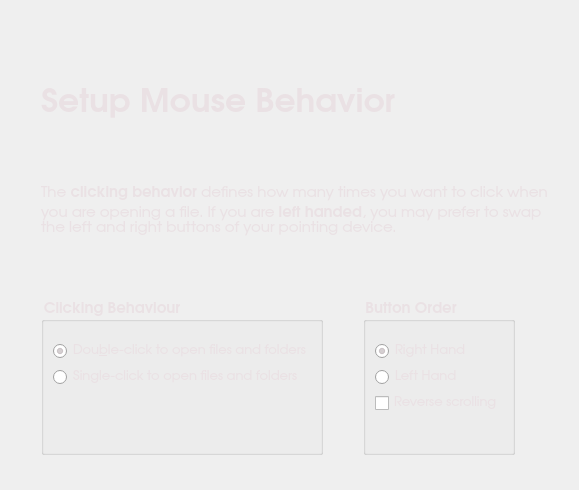
Above: kde/kaptan/src/gui/mouseWidget.ui from pars-linux/uludag before the change. Below: the same form after it.
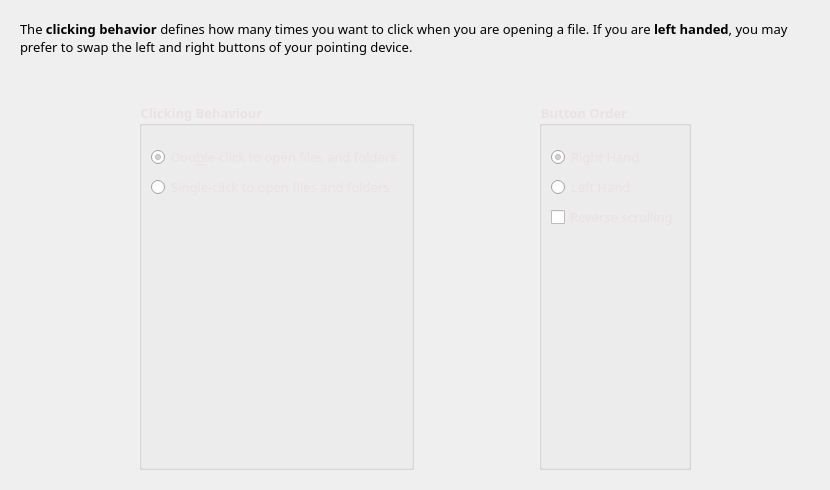
That is the form after the change.

What changed in the file:
```diff
--- a/kde/kaptan/src/gui/mouseWidget.ui
+++ b/kde/kaptan/src/gui/mouseWidget.ui
@@ -6,7 +6,7 @@
    <rect>
     <x>0</x>
     <y>0</y>
-    <width>579</width>
+    <width>830</width>
     <height>490</height>
    </rect>
   </property>
@@ -17,129 +17,37 @@
    <string notr="true"/>
   </property>
   <layout class="QGridLayout" name="gridLayout_3">
-   <item row="1" column="1">
+   <property name="margin">
+    <number>20</number>
+   </property>
+   <item row="2" column="0">
     <layout class="QVBoxLayout" name="verticalLayout">
-     <item>
-      <layout class="QVBoxLayout" name="verticalLayout_4">
-       <item>
-        <spacer name="verticalSpacer_9">
-         <property name="orientation">
-          <enum>Qt::Vertical</enum>
-         </property>
-         <property name="sizeType">
-          <enum>QSizePolicy::Fixed</enum>
-         </property>
-         <property name="sizeHint" stdset="0">
-          <size>
-           <width>10</width>
-           <height>40</height>
-          </size>
-         </property>
-        </spacer>
-       </item>
-       <item>
-        <widget class="QLabel" name="label">
-         <property name="sizePolicy">
-          <sizepolicy hsizetype="Fixed" vsizetype="Fixed">
-           <horstretch>0</horstretch>
-           <verstretch>0</verstretch>
-          </sizepolicy>
-         </property>
-         <property name="minimumSize">
-          <size>
-           <width>0</width>
-           <height>50</height>
-          </size>
-         </property>
-         <property name="font">
-          <font>
-           <family>URW Gothic L</family>
-           <pointsize>25</pointsize>
-           <weight>75</weight>
-           <bold>true</bold>
-          </font>
-         </property>
-         <property name="styleSheet">
-          <string>color: rgb(234, 225, 228);</string>
-         </property>
-         <property name="text">
-          <string>Setup Mouse Behavior</string>
-         </property>
-        </widget>
-       </item>
-      </layout>
-     </item>
-     <item>
-      <spacer name="verticalSpacer">
-       <property name="orientation">
-        <enum>Qt::Vertical</enum>
-       </property>
-       <property name="sizeType">
-        <enum>QSizePolicy::Fixed</enum>
-       </property>
-       <property name="sizeHint" stdset="0">
-        <size>
-         <width>20</width>
-         <height>50</height>
-        </size>
-       </property>
-      </spacer>
-     </item>
-     <item>
-      <layout class="QHBoxLayout" name="horizontalLayout">
-       <item>
-        <widget class="QLabel" name="labelMouseDesc">
-         <property name="minimumSize">
-          <size>
-           <width>300</width>
-           <height>0</height>
-          </size>
-         </property>
-         <property name="font">
-          <font>
-           <family>URW Gothic L</family>
-           <pointsize>11</pointsize>
-          </font>
-         </property>
-         <property name="styleSheet">
-          <string notr="true">color: rgb(234, 225, 228);</string>
-         </property>
-         <property name="text">
-          <string>The &lt;b&gt;clicking behavior&lt;/b&gt; defines how many times you want to click when you are opening a file. If you are &lt;b&gt;left handed&lt;/b&gt;, you may prefer to swap the left and right buttons of your pointing device.</string>
-         </property>
-         <property name="wordWrap">
-          <bool>true</bool>
-         </property>
-        </widget>
-       </item>
-      </layout>
-     </item>
-     <item>
-      <spacer name="verticalSpacer_4">
-       <property name="orientation">
-        <enum>Qt::Vertical</enum>
-       </property>
-       <property name="sizeType">
-        <enum>QSizePolicy::Fixed</enum>
-       </property>
-       <property name="sizeHint" stdset="0">
-        <size>
-         <width>20</width>
-         <height>50</height>
-        </size>
-       </property>
-      </spacer>
-     </item>
      <item>
       <layout class="QHBoxLayout" name="horizontalLayout_2">
+       <item>
+        <spacer name="horizontalSpacer_3">
+         <property name="orientation">
+          <enum>Qt::Horizontal</enum>
+         </property>
+         <property name="sizeType">
+          <enum>QSizePolicy::Expanding</enum>
+         </property>
+         <property name="sizeHint" stdset="0">
+          <size>
+           <width>20</width>
+           <height>20</height>
+          </size>
+         </property>
+        </spacer>
+       </item>
        <item>
         <layout class="QVBoxLayout" name="verticalLayout_2">
          <item>
           <widget class="QGroupBox" name="groupBoxClickBehaviour">
            <property name="font">
             <font>
-             <family>URW Gothic L</family>
-             <pointsize>11</pointsize>
+             <family>Sans Serif</family>
+             <pointsize>10</pointsize>
              <weight>75</weight>
              <bold>true</bold>
             </font>
@@ -164,7 +72,7 @@
              <widget class="QRadioButton" name="DoubleClick">
               <property name="font">
                <font>
-                <family>URW Gothic L</family>
+                <family>Sans Serif</family>
                 <pointsize>10</pointsize>
                 <weight>50</weight>
                 <italic>false</italic>
@@ -221,7 +129,7 @@
               </property>
               <property name="font">
                <font>
-                <family>URW Gothic L</family>
+                <family>Sans Serif</family>
                 <pointsize>10</pointsize>
                </font>
               </property>
@@ -251,7 +159,7 @@
          </property>
          <property name="sizeHint" stdset="0">
           <size>
-           <width>20</width>
+           <width>40</width>
            <height>20</height>
           </size>
          </property>
@@ -263,8 +171,8 @@
           <widget class="QGroupBox" name="groupBoxButtonOrder">
            <property name="font">
             <font>
-             <family>URW Gothic L</family>
-             <pointsize>11</pointsize>
+             <family>Sans Serif</family>
+             <pointsize>10</pointsize>
              <weight>75</weight>
              <bold>true</bold>
             </font>
@@ -286,7 +194,7 @@
              <widget class="QRadioButton" name="radioButtonRightHand">
               <property name="font">
                <font>
-                <family>URW Gothic L</family>
+                <family>Sans Serif</family>
                 <pointsize>10</pointsize>
                </font>
               </property>
@@ -302,7 +210,7 @@
              <widget class="QCheckBox" name="checkReverse">
               <property name="font">
                <font>
-                <family>URW Gothic L</family>
+                <family>Sans Serif</family>
                 <pointsize>10</pointsize>
                </font>
               </property>
@@ -318,7 +226,7 @@
              <widget class="QRadioButton" name="radioButtonLeftHand">
               <property name="font">
                <font>
-                <family>URW Gothic L</family>
+                <family>Sans Serif</family>
                 <pointsize>10</pointsize>
                </font>
               </property>
@@ -365,7 +273,7 @@
         </layout>
        </item>
        <item>
-        <spacer name="horizontalSpacer_5">
+        <spacer name="horizontalSpacer_2">
          <property name="orientation">
           <enum>Qt::Horizontal</enum>
          </property>
@@ -384,42 +292,38 @@
      </item>
     </layout>
    </item>
-   <item row="2" column="1">
-    <spacer name="verticalSpacer_2">
-     <property name="orientation">
-      <enum>Qt::Vertical</enum>
-     </property>
-     <property name="sizeHint" stdset="0">
+   <item row="0" column="0">
+    <widget class="QLabel" name="description">
+     <property name="minimumSize">
       <size>
-       <width>20</width>
-       <height>40</height>
+       <width>300</width>
+       <height>0</height>
       </size>
      </property>
-    </spacer>
+     <property name="font">
+      <font>
+       <family>Sans Serif</family>
+       <pointsize>10</pointsize>
+      </font>
+     </property>
+     <property name="styleSheet">
+      <string notr="true"/>
+     </property>
+     <property name="text">
+      <string>The &lt;b&gt;clicking behavior&lt;/b&gt; defines how many times you want to click when you are opening a file. If you are &lt;b&gt;left handed&lt;/b&gt;, you may prefer to swap the left and right buttons of your pointing device.</string>
+     </property>
+     <property name="wordWrap">
+      <bool>true</bool>
+     </property>
+    </widget>
    </item>
    <item row="1" column="0">
-    <spacer name="horizontalSpacer_2">
-     <property name="orientation">
-      <enum>Qt::Horizontal</enum>
-     </property>
-     <property name="sizeType">
-      <enum>QSizePolicy::Fixed</enum>
-     </property>
-     <property name="sizeHint" stdset="0">
-      <size>
-       <width>30</width>
-       <height>20</height>
-      </size>
-     </property>
-    </spacer>
-   </item>
-   <item row="0" column="1">
-    <spacer name="verticalSpacer_3">
+    <spacer name="verticalSpacer_4">
      <property name="orientation">
       <enum>Qt::Vertical</enum>
      </property>
      <property name="sizeType">
-      <enum>QSizePolicy::Expanding</enum>
+      <enum>QSizePolicy::Fixed</enum>
      </property>
      <property name="sizeHint" stdset="0">
       <size>
@@ -429,22 +333,6 @@
      </property>
     </spacer>
    </item>
-   <item row="1" column="2">
-    <spacer name="horizontalSpacer_3">
-     <property name="orientation">
-      <enum>Qt::Horizontal</enum>
-     </property>
-     <property name="sizeType">
-      <enum>QSizePolicy::Fixed</enum>
-     </property>
-     <property name="sizeHint" stdset="0">
-      <size>
-       <width>20</width>
-       <height>20</height>
-      </size>
-     </property>
-    </spacer>
-   </item>
   </layout>
  </widget>
  <resources/>
```
